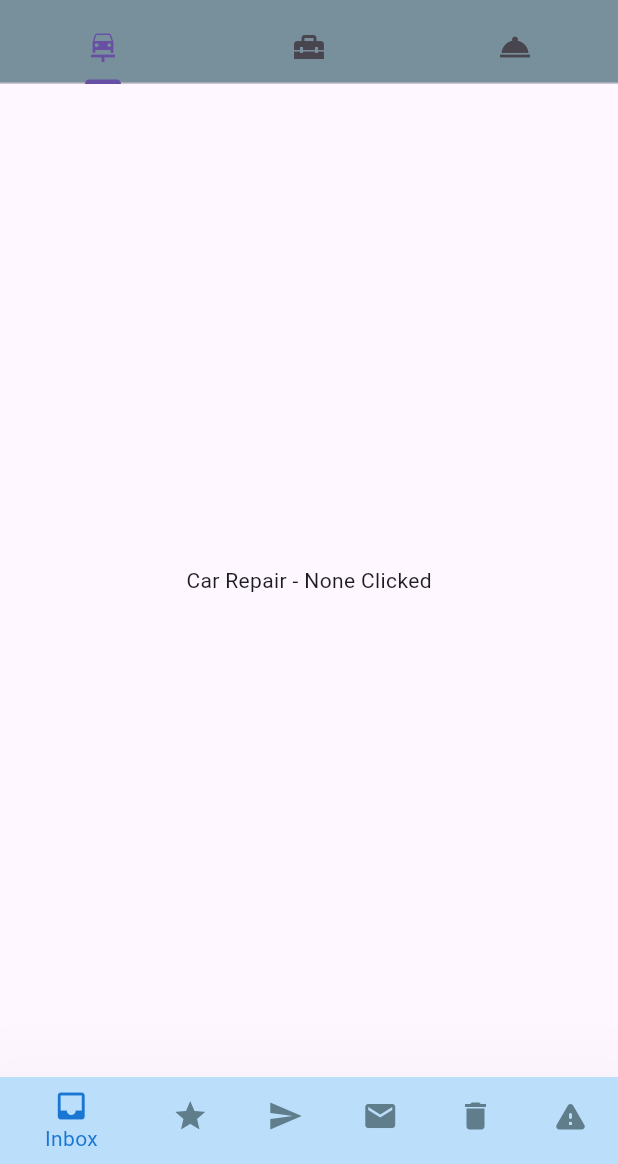
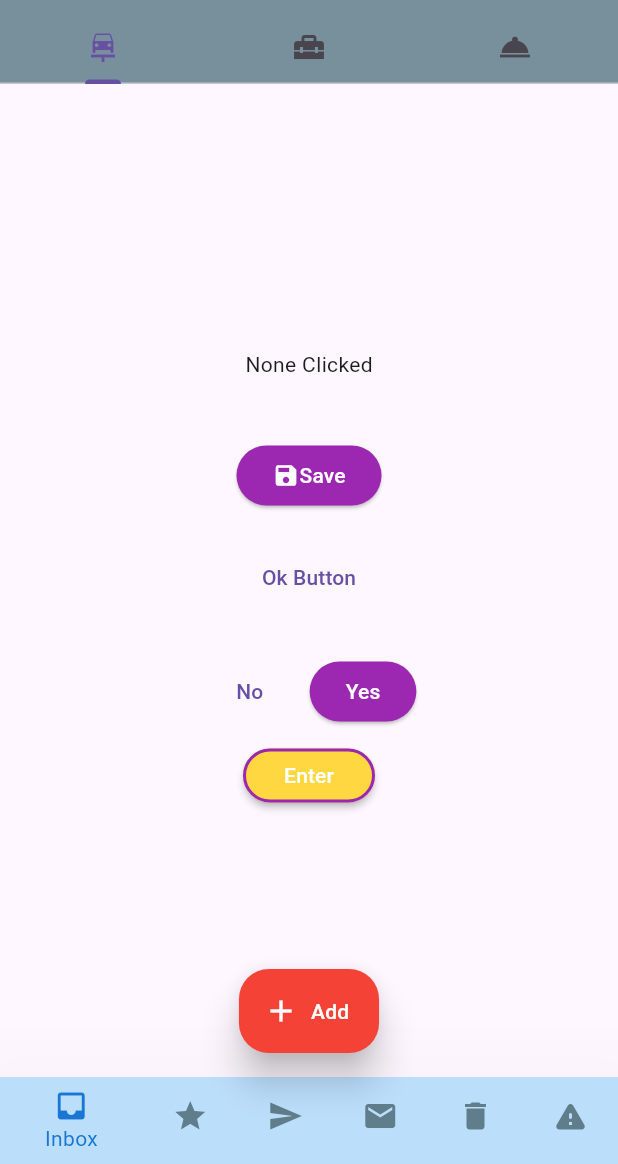
Before and after one commit to ngobiea/flutter_app, a Flutter app: the screen it shows after launch, on a phone screen of 412 x 824 dp, the part 72-1236 px from its top. Run offline on Flutter 3.47's test engine with Material 3 defaults, Android fonts, the phone set to English and light mode, and no system bars.

Commit message:
complete buttons

```diff
--- a/lib/main.dart
+++ b/lib/main.dart
@@ -148,18 +148,101 @@ class _MainPageState extends State<MainPage> {
           ]),
         ),
         endDrawer: const Drawer(),
-        body: TabBarView(
-          children: [
-            Center(
-              child: Text('Car Repair - $text'),
-            ),
-            Center(
-              child: Text('Home Repair - $text'),
-            ),
-            Center(
-              child: Text('Room Service - $text'),
-            ),
-          ],
+        body: Center(
+          child: Column(
+            mainAxisAlignment: MainAxisAlignment.center,
+            children: [
+              Text(
+                text,
+              ),
+              const SizedBox(
+                height: 40,
+              ),
+              ElevatedButton(
+                onPressed: () {},
+                style: ElevatedButton.styleFrom(
+                  backgroundColor: Colors.purple,
+                  foregroundColor: Colors.white,
+                ),
+                child: const Row(
+                  mainAxisSize: MainAxisSize.min,
+                  children: [
+                    Icon(
+                      Icons.save,
+                      color: Colors.white,
+                    ),
+                    Text(
+                      'Save',
+                      style: TextStyle(
+                        color: Colors.white,
+                      ),
+                    )
+                  ],
+                ),
+              ),
+              const SizedBox(
+                height: 20,
+              ),
+              TextButton(
+                onPressed: () {
+                  setState(() {
+                    text = 'TextButton Clicked';
+                  });
+                },
+                style: TextButton.styleFrom(),
+                child: const Text(
+                  'Ok Button',
+                ),
+              ),
+              const SizedBox(
+                height: 20,
+              ),
+              ButtonBar(
+                alignment: MainAxisAlignment.center,
+                children: [
+                  TextButton(
+                    onPressed: () {
+                      setState(() {
+                        text = 'TextButton in ButtonBar Clicked';
+                      });
+                    },
+                    child: const Text('No'),
+                  ),
+                  ElevatedButton(
+                    onPressed: () {},
+                    style: ElevatedButton.styleFrom(
+                      backgroundColor: Colors.purple,
+                      foregroundColor: Colors.white,
+                    ),
+                    child: const Row(
+                      mainAxisSize: MainAxisSize.min,
+                      children: [
+                        Text(
+                          'Yes',
+                          style: TextStyle(
+                            color: Colors.white,
+                          ),
+                        )
+                      ],
+                    ),
+                  ),
+                ],
+              ),
+              // Build a custom button
+              MaterialButton(
+                onPressed: () {},
+                color: Colors.amberAccent,
+                shape: RoundedRectangleBorder(
+                  side: const BorderSide(color: Colors.purple, width: 2),
+                  borderRadius: BorderRadius.circular(20),
+                ),
+                child: const Text(
+                  'Enter',
+                  style: TextStyle(color: Colors.white),
+                ),
+              )
+            ],
+          ),
         ),
         bottomNavigationBar: BottomNavigationBar(
           backgroundColor: Colors.blue[100],
@@ -215,6 +298,32 @@ class _MainPageState extends State<MainPage> {
                 label: Defaults.bottomNavItemText[5]),
           ],
         ),
+        floatingActionButtonLocation: FloatingActionButtonLocation.centerFloat,
+        floatingActionButton: FloatingActionButton.extended(
+          onPressed: () {
+            setState(() {
+              text = 'FAB Clicked';
+            });
+          },
+          // mini: true,
+          elevation: 10,
+          backgroundColor: Colors.red,
+          shape: RoundedRectangleBorder(
+            borderRadius: BorderRadius.circular(
+              20,
+            ),
+          ),
+          icon: const Icon(
+            Icons.add,
+            color: Colors.white,
+          ),
+          label: const Text(
+            'Add',
+            style: TextStyle(
+              color: Colors.white,
+            ),
+          ),
+        ),
       ),
     );
   }
```
